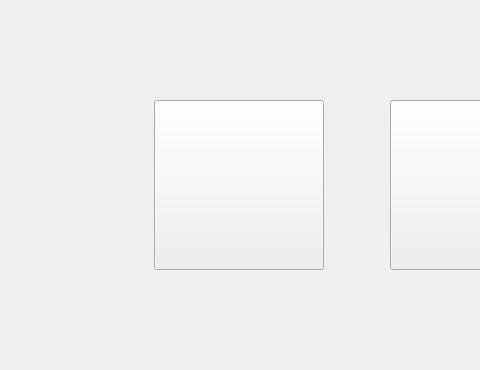
Above: mainwindow.ui from dronnikovigor/gui-1h2017-14 before the change; both pictures show x 110 to 590 and y 238 to 608 of the 1200 by 700 pixel window. Below: the same form after it.
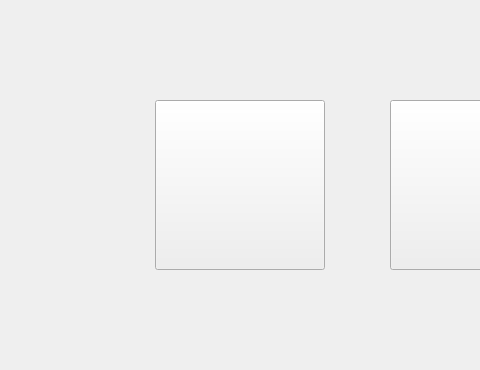
That is the form after the change. The open tabs and pages were chosen to show the change. Icons and pictures are not drawn.

Commit message: Added animation for start btns

```diff
--- a/mainwindow.ui
+++ b/mainwindow.ui
@@ -64,7 +64,7 @@
        </size>
       </property>
       <property name="currentIndex">
-       <number>7</number>
+       <number>2</number>
       </property>
       <widget class="QWidget" name="pageLogin">
        <layout class="QHBoxLayout" name="horizontalLayout_4">
@@ -984,7 +984,41 @@
              </spacer>
             </item>
             <item>
+             <layout class="QGridLayout" name="gridLayout_6">
+              <item row="0" column="1">
+               <spacer name="verticalSpacer_18">
+                <property name="orientation">
+                 <enum>Qt::Vertical</enum>
+                </property>
+                <property name="sizeHint" stdset="0">
+                 <size>
+                  <width>20</width>
+                  <height>40</height>
+                 </size>
+                </property>
+               </spacer>
+              </item>
+              <item row="1" column="0">
+               <spacer name="horizontalSpacer_41">
+                <property name="orientation">
+                 <enum>Qt::Horizontal</enum>
+                </property>
+                <property name="sizeHint" stdset="0">
+                 <size>
+                  <width>0</width>
+                  <height>20</height>
+                 </size>
+                </property>
+               </spacer>
+              </item>
+              <item row="1" column="1">
              <widget class="QPushButton" name="playMusic">
+                <property name="sizePolicy">
+                 <sizepolicy hsizetype="Fixed" vsizetype="Fixed">
+                  <horstretch>0</horstretch>
+                  <verstretch>0</verstretch>
+                 </sizepolicy>
+                </property>
               <property name="minimumSize">
                <size>
                 <width>170</width>
@@ -1017,26 +1051,82 @@
               </property>
              </widget>
             </item>
+              <item row="1" column="2">
+               <spacer name="horizontalSpacer_42">
+                <property name="orientation">
+                 <enum>Qt::Horizontal</enum>
+                </property>
+                <property name="sizeHint" stdset="0">
+                 <size>
+                  <width>0</width>
+                  <height>20</height>
+                 </size>
+                </property>
+               </spacer>
+              </item>
+              <item row="2" column="1">
+               <spacer name="verticalSpacer_19">
+                <property name="orientation">
+                 <enum>Qt::Vertical</enum>
+                </property>
+                <property name="sizeHint" stdset="0">
+                 <size>
+                  <width>20</width>
+                  <height>40</height>
+                 </size>
+                </property>
+               </spacer>
+              </item>
+             </layout>
+            </item>
             <item>
+             <spacer name="horizontalSpacer_44">
+              <property name="orientation">
+               <enum>Qt::Horizontal</enum>
+              </property>
+              <property name="sizeType">
+               <enum>QSizePolicy::Fixed</enum>
+              </property>
+              <property name="sizeHint" stdset="0">
+               <size>
+                <width>10</width>
+                <height>20</height>
+               </size>
+              </property>
+             </spacer>
+            </item>
+            <item>
+             <layout class="QGridLayout" name="gridLayout_7">
+              <item row="1" column="0">
+               <spacer name="horizontalSpacer_43">
+                <property name="orientation">
+                 <enum>Qt::Horizontal</enum>
+                </property>
+                <property name="sizeHint" stdset="0">
+                 <size>
+                  <width>0</width>
+                  <height>20</height>
+                 </size>
+                </property>
+               </spacer>
+              </item>
+              <item row="1" column="2">
              <spacer name="horizontalSpacer_7">
               <property name="orientation">
                <enum>Qt::Horizontal</enum>
               </property>
-              <property name="sizeType">
-               <enum>QSizePolicy::Fixed</enum>
-              </property>
               <property name="sizeHint" stdset="0">
                <size>
-                <width>60</width>
+                  <width>0</width>
                 <height>20</height>
                </size>
               </property>
              </spacer>
             </item>
-            <item>
+              <item row="1" column="1">
              <widget class="QPushButton" name="playFilm">
               <property name="sizePolicy">
-               <sizepolicy hsizetype="Minimum" vsizetype="Fixed">
+                 <sizepolicy hsizetype="Fixed" vsizetype="Fixed">
                 <horstretch>0</horstretch>
                 <verstretch>0</verstretch>
                </sizepolicy>
@@ -1072,6 +1162,34 @@
                <bool>false</bool>
               </property>
              </widget>
+              </item>
+              <item row="0" column="1">
+               <spacer name="verticalSpacer_28">
+                <property name="orientation">
+                 <enum>Qt::Vertical</enum>
+                </property>
+                <property name="sizeHint" stdset="0">
+                 <size>
+                  <width>20</width>
+                  <height>40</height>
+                 </size>
+                </property>
+               </spacer>
+              </item>
+              <item row="2" column="1">
+               <spacer name="verticalSpacer_27">
+                <property name="orientation">
+                 <enum>Qt::Vertical</enum>
+                </property>
+                <property name="sizeHint" stdset="0">
+                 <size>
+                  <width>20</width>
+                  <height>40</height>
+                 </size>
+                </property>
+               </spacer>
+              </item>
+             </layout>
             </item>
             <item>
              <spacer name="horizontalSpacer_2">
```
Lines whose indentation alone changed are shown as unchanged. The commit also changes 2 other files.
